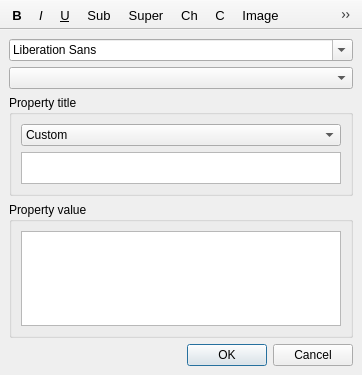
FrankMamuda/fumingcube, file propertyeditor.ui: the form before one commit.
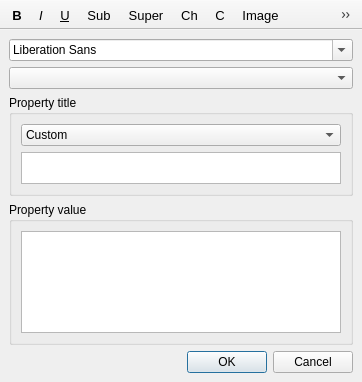
The form after the commit. Icons and pictures are not drawn. Custom widgets are drawn as their Qt base class.

What changed in the file:
```diff
--- a/propertyeditor.ui
+++ b/propertyeditor.ui
@@ -7,7 +7,7 @@
     <x>0</x>
     <y>0</y>
     <width>362</width>
-    <height>375</height>
+    <height>382</height>
    </rect>
   </property>
   <property name="windowTitle">
```
Left out of the diff: 4 changed lines with no effect on the pictures.
